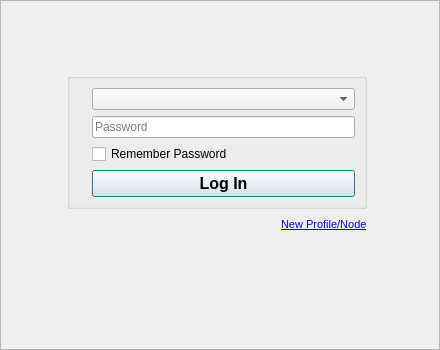
Before: the Qt Designer form retroshare-gui/src/gui/StartDialog.ui in RetroShare/RetroShare, drawn with Qt 5.
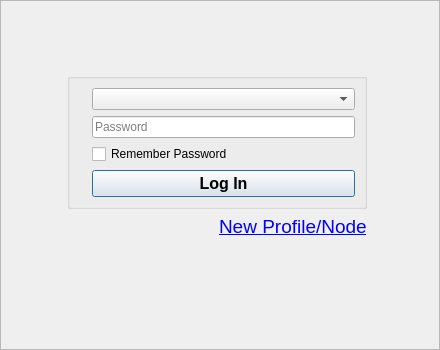
After: the same form once the commit is applied. Icons and pictures are not drawn. Custom widgets are drawn as their Qt base class.

Commit message: remove font sizes from the ui files

Diff of the .ui file:
```diff
--- a/retroshare-gui/src/gui/StartDialog.ui
+++ b/retroshare-gui/src/gui/StartDialog.ui
@@ -345,8 +345,8 @@
            <string>&lt;!DOCTYPE HTML PUBLIC &quot;-//W3C//DTD HTML 4.0//EN&quot; &quot;http://www.w3.org/TR/REC-html40/strict.dtd&quot;&gt;
 &lt;html&gt;&lt;head&gt;&lt;meta name=&quot;qrichtext&quot; content=&quot;1&quot; /&gt;&lt;style type=&quot;text/css&quot;&gt;
 p, li { white-space: pre-wrap; }
-&lt;/style&gt;&lt;/head&gt;&lt;body style=&quot; font-family:'Sans'; font-size:10pt; font-weight:400; font-style:normal;&quot;&gt;
-&lt;p style=&quot; margin-top:0px; margin-bottom:0px; margin-left:0px; margin-right:0px; -qt-block-indent:0; text-indent:0px;&quot;&gt;&lt;a href=&quot;Create new Profile...&quot;&gt;&lt;span style=&quot; font-family:'MS Shell Dlg 2'; font-size:8pt; text-decoration: underline; color:#0000ff;&quot;&gt;New Profile/Node&lt;/span&gt;&lt;/a&gt;&lt;/p&gt;&lt;/body&gt;&lt;/html&gt;</string>
+&lt;/style&gt;&lt;/head&gt;&lt;body style=&quot; font-family:'Sans'; font-size:13pt; font-weight:400; font-style:normal;&quot;&gt;
+&lt;p style=&quot; margin-top:0px; margin-bottom:0px; margin-left:0px; margin-right:0px; -qt-block-indent:0; text-indent:0px;&quot;&gt;&lt;a href=&quot;Create new Profile...&quot;&gt;&lt;span style=&quot; font-family:'MS Shell Dlg 2'; font-size:14pt; text-decoration: underline; color:#0000ff;&quot;&gt;New Profile/Node&lt;/span&gt;&lt;/a&gt;&lt;/p&gt;&lt;/body&gt;&lt;/html&gt;</string>
           </property>
          </widget>
         </item>
```
Left out of the diff: 2 changed lines with no effect on the pictures. The commit also changes 15 other files.
